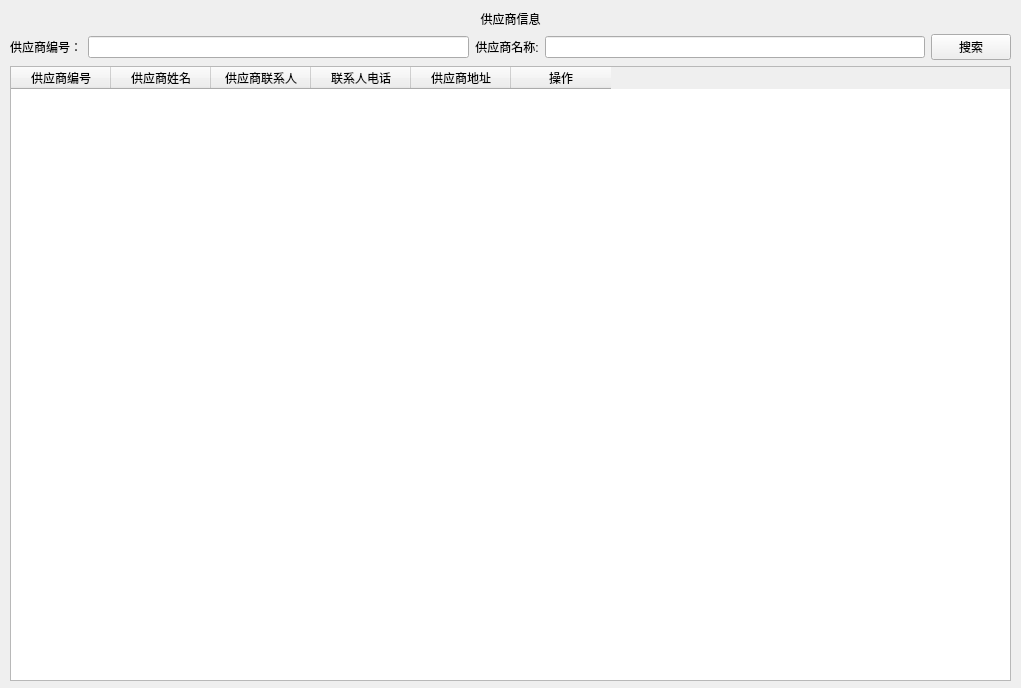
First picture: the form in UI/Supplierinfo_widget.ui, repository RunpuWei/InvoicingManagementSystem, before the edit.
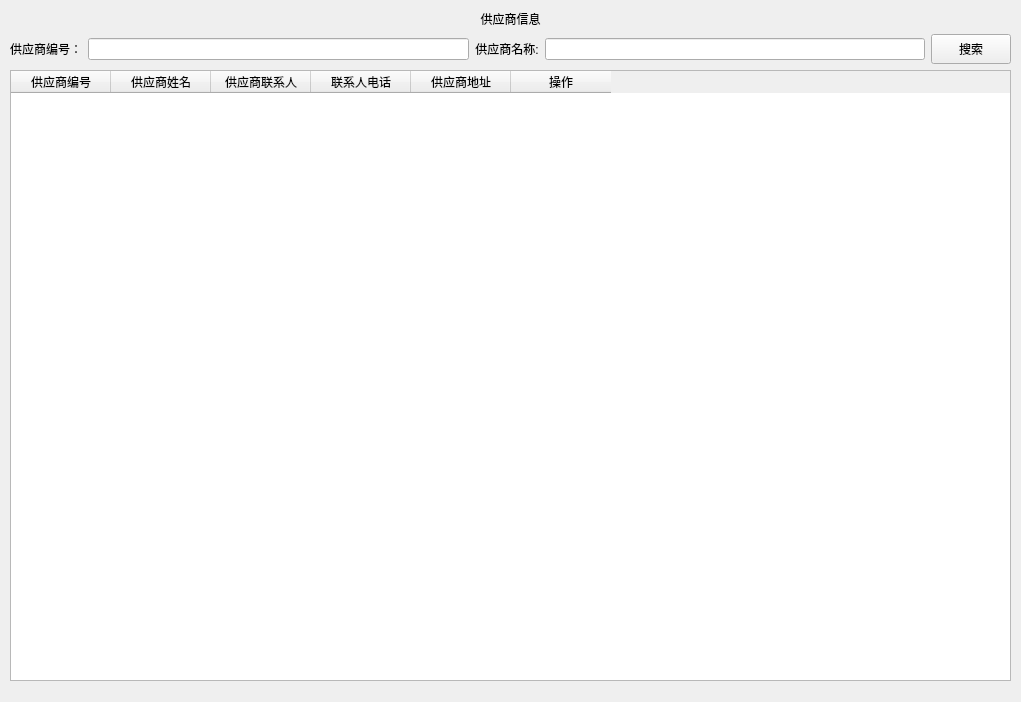
Second picture: the form after the edit. Icons and pictures are not drawn.

```diff
--- a/UI/Supplierinfo_widget.ui
+++ b/UI/Supplierinfo_widget.ui
@@ -7,7 +7,7 @@
     <x>0</x>
     <y>0</y>
     <width>1021</width>
-    <height>688</height>
+    <height>702</height>
    </rect>
   </property>
   <property name="windowTitle">
@@ -69,6 +69,12 @@
         </item>
         <item>
          <widget class="QPushButton" name="search">
+          <property name="minimumSize">
+           <size>
+            <width>0</width>
+            <height>30</height>
+           </size>
+          </property>
           <property name="text">
            <string>搜索</string>
           </property>
```
